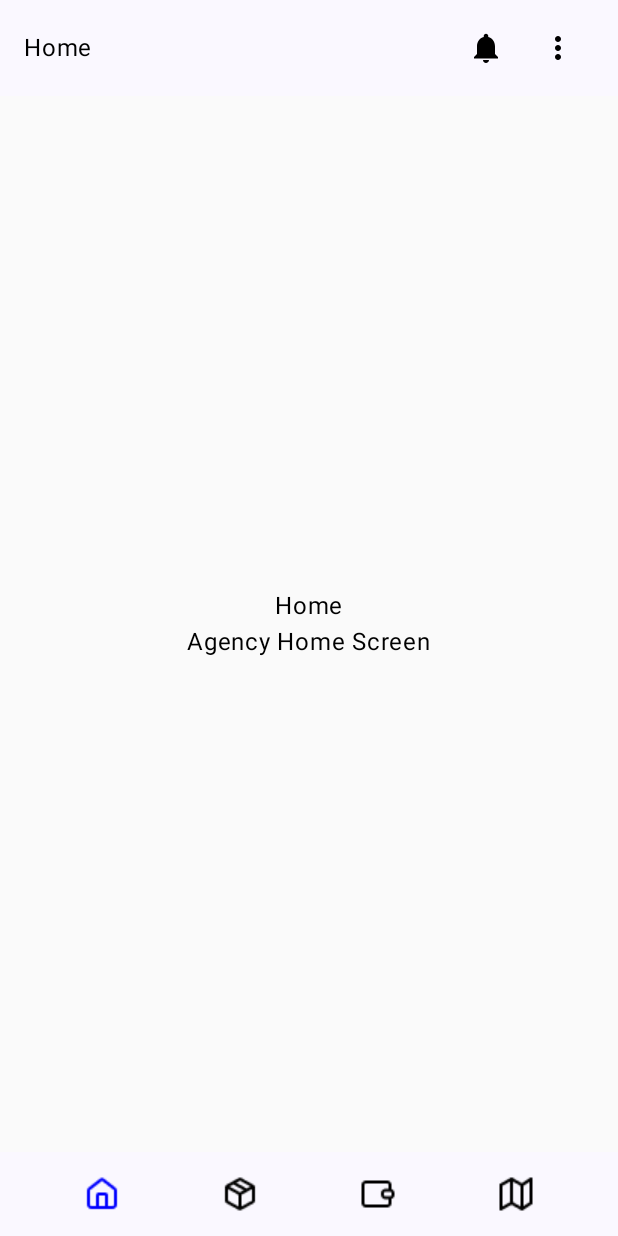
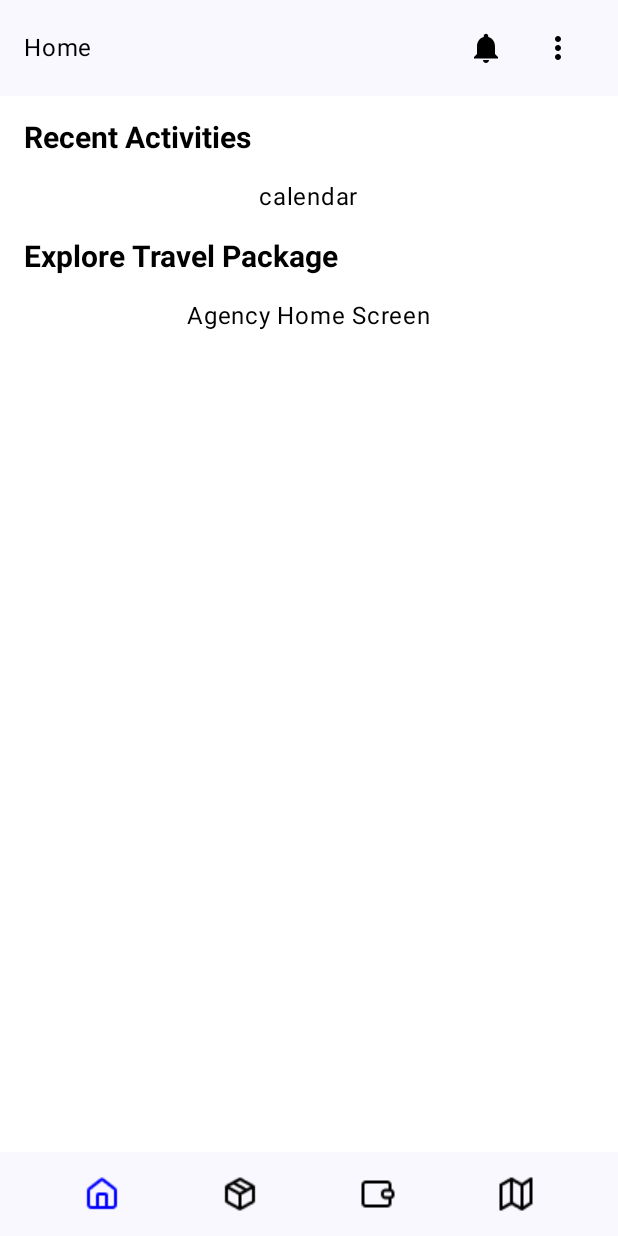
Before and after one commit to evansleong/Mobile-App-Development-Assignment, an Android app built with Jetpack Compose: the HomeScreen screen opened through its navigation route, on a phone screen of 412 x 824 dp. Run offline under Robolectric (Android 15) with nearby library versions, the phone set to English and light mode, and no system bars.

Commit message:
added fixed fonts + change user home screen

```diff
--- a/app/src/main/java/com/example/travelerapp/HomeScreen.kt
+++ b/app/src/main/java/com/example/travelerapp/HomeScreen.kt
@@ -2,6 +2,7 @@ package com.example.travelerapp
 
 import ReuseComponents
 import androidx.compose.foundation.Image
+import androidx.compose.foundation.background
 import androidx.compose.foundation.clickable
 import androidx.compose.foundation.layout.Arrangement
 import androidx.compose.foundation.layout.Column
@@ -23,11 +24,15 @@ import androidx.compose.ui.Alignment
 import androidx.compose.ui.Modifier
 import androidx.compose.ui.graphics.Color
 import androidx.compose.ui.res.painterResource
+import androidx.compose.ui.text.TextStyle
+import androidx.compose.ui.text.font.FontWeight
 import androidx.compose.ui.tooling.preview.Preview
 import androidx.compose.ui.unit.dp
+import androidx.compose.ui.unit.sp
 import androidx.navigation.NavController
 import androidx.navigation.NavHostController
 import androidx.navigation.compose.rememberNavController
+import com.example.travelerapp.ui.theme.HeadingTxt
 
 @Composable
 fun HomeScreen(
@@ -43,11 +48,15 @@ fun HomeScreen(
         Column(
             modifier = Modifier
                 .fillMaxSize()
+                .background(Color.White)
                 .weight(1f),
-            verticalArrangement = Arrangement.Center,
+//            verticalArrangement = Arrangement.Center,
             horizontalAlignment = Alignment.CenterHorizontally
         ) {
-            Text(text = title)
+            HeadingTxt(text = "Recent Activities")
+            Text(text = "calendar")
+            HeadingTxt("Explore Travel Package")
+
             Text(
                 modifier = Modifier.clickable {
                     navController.navigate(route = Screen.AgencyHome.route)
--- /dev/null
+++ b/app/src/main/java/com/example/travelerapp/ui/theme/TextStyling.kt
@@ -0,0 +1,26 @@
+package com.example.travelerapp.ui.theme
+import androidx.compose.foundation.layout.fillMaxWidth
+import androidx.compose.foundation.layout.padding
+import androidx.compose.runtime.Composable
+import androidx.compose.ui.Modifier
+import androidx.compose.ui.text.TextStyle
+import androidx.compose.ui.unit.dp
+import androidx.compose.ui.unit.sp
+import androidx.compose.ui.text.font.FontWeight
+import androidx.compose.foundation.text.BasicTextField
+import androidx.compose.foundation.layout.Column
+import androidx.compose.foundation.layout.Row
+import androidx.compose.material3.Text
+
+fun Modifier.textHeadingStyle() =
+    this.fillMaxWidth()
+        .padding(16.dp)
+
+@Composable
+fun HeadingTxt(text: String) {
+    Text(
+        modifier = Modifier.textHeadingStyle(),
+        style = TextStyle(fontSize = 20.sp, fontWeight = FontWeight.Bold),
+        text = text
+    )
+}
```
